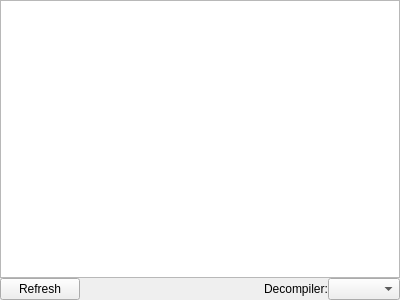
Qt form src/widgets/PseudocodeWidget.ui (rizinorg/cutter) before a commit.
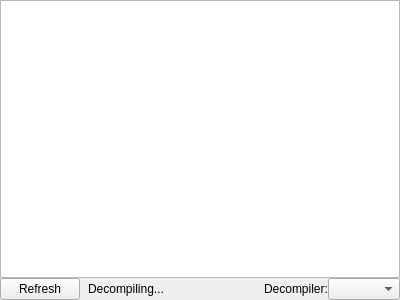
The same form after that commit.

The edit to the form file:
```diff
--- a/src/widgets/PseudocodeWidget.ui
+++ b/src/widgets/PseudocodeWidget.ui
@@ -49,6 +49,20 @@
         </property>
        </widget>
       </item>
+      <item>
+       <layout class="QHBoxLayout" name="progressLayout">
+        <property name="leftMargin">
+         <number>8</number>
+        </property>
+        <item>
+         <widget class="QLabel" name="progressLabel">
+          <property name="text">
+           <string>Decompiling...</string>
+          </property>
+         </widget>
+        </item>
+       </layout>
+      </item>
       <item>
        <spacer name="horizontalSpacer">
         <property name="orientation">
```
Left out of the diff: 2 changed lines with no effect on the pictures.
